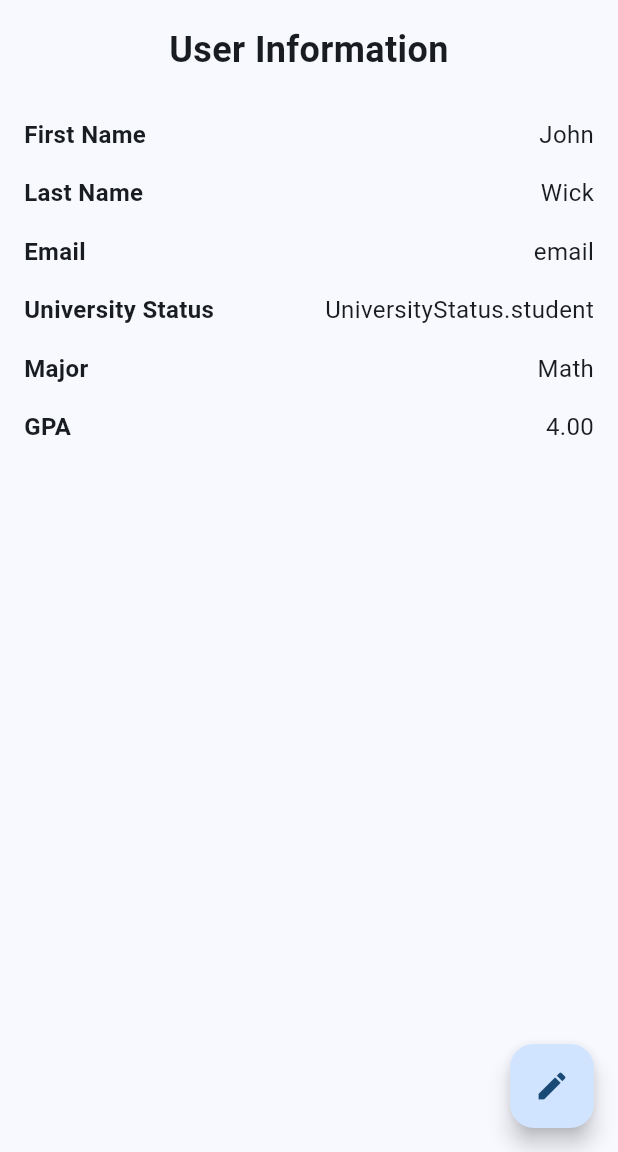
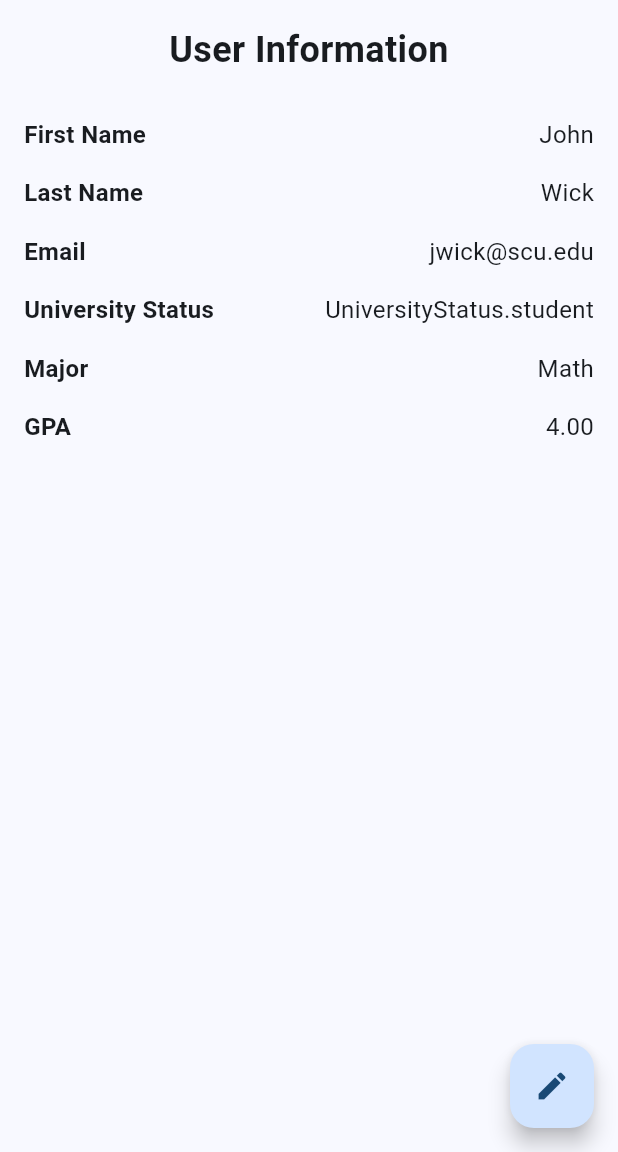
Before and after one commit to nhi-van/flutter-forms-tutorial, a Flutter app: the screen it shows after launch, on a phone screen of 412 x 824 dp, the part 84-1236 px from its top. Run offline on Flutter 3.47's test engine with Material 3 defaults, Android fonts, the phone set to English and light mode, and no system bars; our stand-ins replace bloc, flutter_bloc; accounts and stored records are empty.

Commit message:
Update main.dart
added default email

```diff
--- a/lib/main.dart
+++ b/lib/main.dart
@@ -14,7 +14,7 @@ class MyApp extends StatelessWidget {
     User user = User(
       firstName: 'John',
       lastName: 'Wick',
-      email: 'email',
+      email: 'jwick@scu.edu',
       universityStatus: UniversityStatus.student,
       major: 'Math',
       gpa: 4.0,
```
